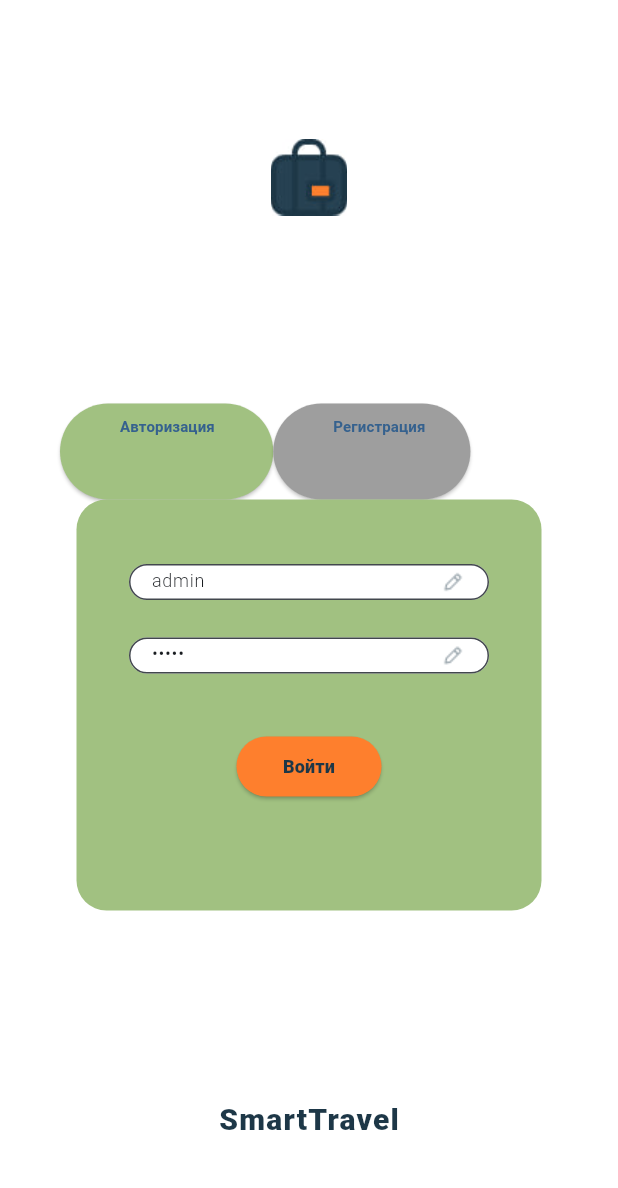
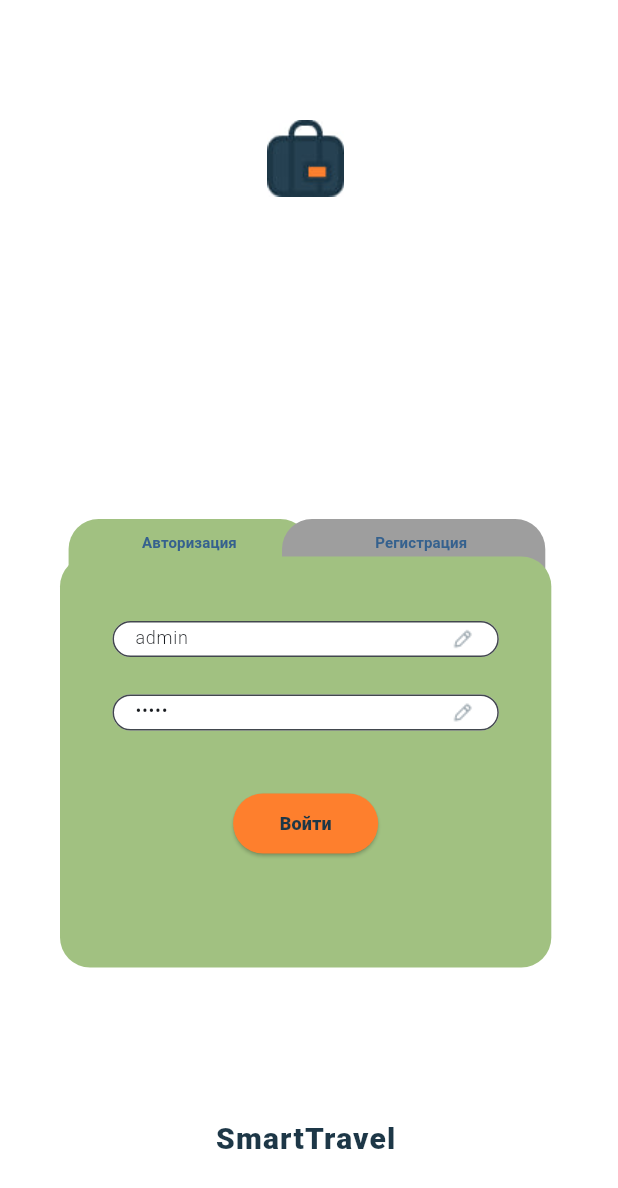
Before and after one commit to Omen48/smart_travel, a Flutter app: the screen it shows after launch, on a phone screen of 412 x 824 dp. Shown: the top 1188 px of the screen. Run offline on Flutter 3.47's test engine with Material 3 defaults, Android fonts, the phone set to English and light mode, and no system bars; our stand-ins replace go_router.

Commit message:
LoginScreen Buttons Changed

```diff
--- a/lib/presentation/screens.dart/login_screen.dart
+++ b/lib/presentation/screens.dart/login_screen.dart
@@ -32,7 +32,9 @@ class SmartTravelLogo extends StatelessWidget {
     fontWeight: FontWeight.w500,
     color: Colors.black,
   );
+
   const SmartTravelLogo({super.key});
+
   @override
   Widget build(BuildContext context) {
     return Column(
@@ -59,13 +61,14 @@ class LogRegForm extends StatefulWidget {
 
 class _LogRegState extends State<LogRegForm> {
   int _selectedWidget = 0;
+
   @override
   Widget build(BuildContext context) {
     return Column(
       children: [
-        Row(
-          children: [
-            ElevatedButton(
+        Transform.translate(
+          offset: Offset(-77.5, 115), // Смещаем первую кнопку на 20 вниз
+          child: ElevatedButton(
             autofocus: true,
             onPressed: () {
               setState(() {
@@ -73,43 +76,50 @@ class _LogRegState extends State<LogRegForm> {
               });
             },
             style: ButtonStyle(
-                backgroundColor: MaterialStateProperty.all(_selectedWidget == 0
-                    ? AppColors.green
-                    : Colors.grey),
-                padding: const MaterialStatePropertyAll(
-                  EdgeInsets.only(left: 40, right: 39, top: 8, bottom: 42),
+              elevation: MaterialStateProperty.all(0),
+              minimumSize: MaterialStateProperty.all(
+                  Size(MediaQuery.of(context).size.width * 0.391, 70)),
+              shape: MaterialStateProperty.all(RoundedRectangleBorder(
+                  borderRadius: BorderRadius.circular(20))),
+              backgroundColor: MaterialStateProperty.all(
+                  _selectedWidget == 0 ? AppColors.green : Colors.grey),
             ),
-              ),
-              child: const Text(
+            child: const Padding(
+              padding: EdgeInsets.only(bottom: 40.0),
+              child: Text(
                 'Авторизация',
                 style: TextStyle(fontSize: 10, fontWeight: FontWeight.w700),
               ),
             ),
-            ElevatedButton(
+          ),
+        ),
+        Transform.translate(
+          offset: Offset(72, 45),
+          child: ElevatedButton(
             onPressed: () {
-                setState(
-                  () {
+              setState(() {
                 _selectedWidget = 1;
-                  },
-                );
+              });
             },
             style: ButtonStyle(
-                backgroundColor: MaterialStateProperty.all(_selectedWidget == 0
-                    ? Colors.grey
-                    : AppColors.green),
-                padding: const MaterialStatePropertyAll(
-                  EdgeInsets.only(left: 40, right: 30, top: 8, bottom: 42),
+              elevation: MaterialStateProperty.all(0),
+              minimumSize: MaterialStateProperty.all(
+                  Size(MediaQuery.of(context).size.width * 0.426, 70)),
+              shape: MaterialStateProperty.all(RoundedRectangleBorder(
+                  borderRadius: BorderRadius.circular(20))),
+              backgroundColor: MaterialStateProperty.all(
+                  _selectedWidget == 1 ? AppColors.green : Colors.grey),
             ),
-              ),
-              child: const Text(
+            child: const Padding(
+              padding: EdgeInsets.only(bottom: 40.0, left: 10),
+              child: Text(
                 'Регистрация',
                 style: TextStyle(fontSize: 10, fontWeight: FontWeight.w700),
               ),
             ),
-          ],
           ),
-        if (_selectedWidget == 0) const LoginForm(),
-        if (_selectedWidget == 1) const RegForm(),
+        ),
+        _selectedWidget == 0 ? const LoginForm() : const RegForm(),
       ],
     );
   }
@@ -156,14 +166,12 @@ class _LoginFormState extends State<LoginForm> {
   }
 
   static const textstyle1 = TextStyle(
-      fontSize: 12,
-      fontWeight: FontWeight.w800,
-      color: AppColors.blue);
+      fontSize: 12, fontWeight: FontWeight.w800, color: AppColors.blue);
 
   @override
   Widget build(BuildContext context) {
     return SizedBox(
-      width: 310,
+      width: MediaQuery.of(context).size.width * 0.795,
       height: 274,
       child: DecoratedBox(
         decoration: BoxDecoration(
@@ -231,9 +239,7 @@ class RegForm extends StatefulWidget {
 
 class _RegFormState extends State<RegForm> {
   static const textstyle1 = TextStyle(
-      fontSize: 12,
-      fontWeight: FontWeight.w800,
-      color: AppColors.blue);
+      fontSize: 12, fontWeight: FontWeight.w800, color: AppColors.blue);
 
   @override
   Widget build(BuildContext context) {
--- a/lib/presentation/screens.dart/map_screen.dart
+++ b/lib/presentation/screens.dart/map_screen.dart
@@ -12,12 +12,10 @@ class _MapScreenState extends State<MapScreen> {
   Widget build(BuildContext context) {
     return Scaffold(
       appBar: AppBar(
-        title: Center(
-          child: SizedBox(
-            height: 25,
-            width: 25,
-            child: Image.asset('images/main_logo.png'),
-          ),
+        title: SizedBox(
+          height: 25,
+          width: 25,
+          child: Image.asset('images/main_logo.png'),
         ),
         actions: [
           IconButton(
--- a/lib/presentation/screens.dart/user_screen.dart
+++ b/lib/presentation/screens.dart/user_screen.dart
@@ -4,37 +4,27 @@ import 'package:auth_study/presentation/widgets/settings.dart';
 import 'package:flutter/material.dart';
 import 'package:flutter_staggered_grid_view/flutter_staggered_grid_view.dart';
 
-class UserInfoScreen extends StatefulWidget {
+class UserInfoScreen extends StatelessWidget {
   const UserInfoScreen({super.key});
 
-  @override
-  State<UserInfoScreen> createState() => _UserInfoScreenState();
-}
-
-class _UserInfoScreenState extends State<UserInfoScreen> {
-  // const UserInfoScreen({super.key});
   @override
   Widget build(BuildContext context) {
     return Scaffold(
       appBar: AppBar(
-        title: Center(
-          child: SizedBox(
+        title: SizedBox(
           height: 25,
           width: 25,
           child: Image.asset('images/main_logo.png'),
         ),
-        ),
         actions: [
-          Builder(
-            builder: (context) {
+          Builder(builder: (context) {
             return IconButton(
               icon: Image.asset('icons/settings.png'),
               onPressed: () {
                 Scaffold.of(context).openEndDrawer();
               },
             );
-            }
-          ),
+          }),
         ],
       ),
       endDrawer: const SettingsUser(),
@@ -66,6 +56,7 @@ class FavouriteState extends State<Favourite> {
     fontWeight: FontWeight.w600,
     fontSize: 15,
   );
+
   @override
   Widget build(BuildContext context) {
     return Column(
--- a/lib/presentation/theme/app_theme.dart
+++ b/lib/presentation/theme/app_theme.dart
@@ -1,7 +1,7 @@
 import 'package:auth_study/presentation/theme/colors.dart';
 import 'package:flutter/material.dart';
 
-abstract interface class AppTheme {
+ interface class AppTheme {
   static final light = ThemeData(
       colorScheme:
           ColorScheme.fromSeed(seedColor: const Color.fromRGBO(3, 37, 65, 1)),
```
Also changed, not shown: lib/presentation/widgets/places.dart (+0 -10 lines), 1 other file. Lines whose indentation alone changed are shown as unchanged.
